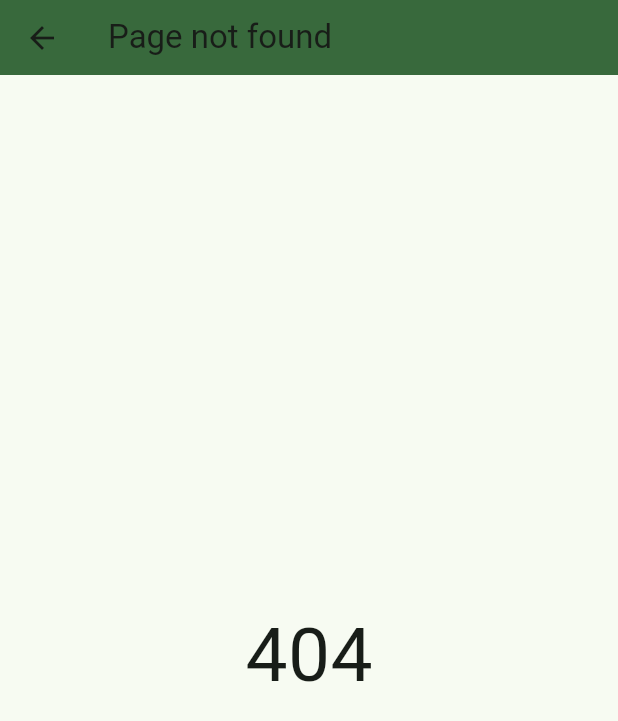
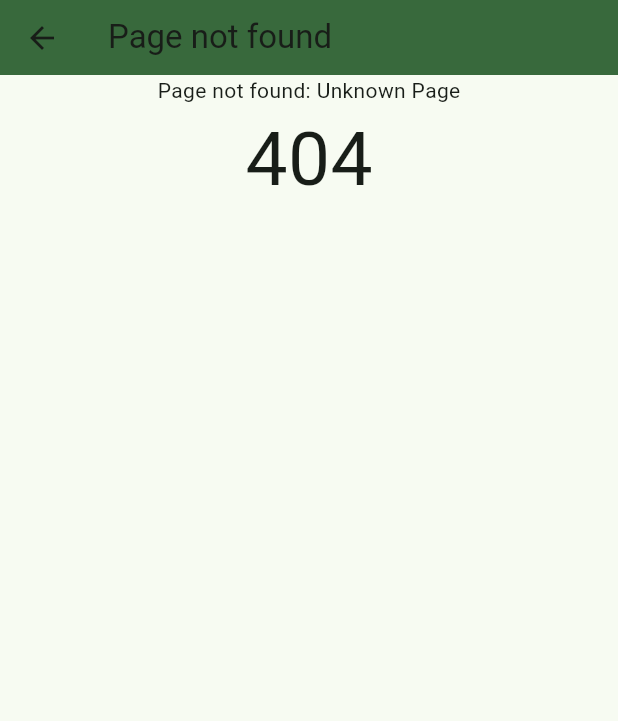
Before and after one commit to DueroBone/my_first_flutter_app, a Flutter app: the UnknownPage screen opened directly, on a phone screen of 412 x 824 dp. Shown: the top 721 px of the screen. Run offline on Flutter 3.47's test engine with Material 3 defaults, Android fonts, the phone set to English and light mode, and no system bars.

```diff
--- a/lib/Pages/home.dart
+++ b/lib/Pages/home.dart
@@ -1,5 +1,4 @@
 import 'package:flutter/material.dart';
-import 'package:my_first_flutter_app/Pages/UnknownPage.dart';
 import 'package:my_first_flutter_app/main_page_switcher.dart';
 
 class MyHomePage extends StatefulWidget {
@@ -41,7 +40,7 @@ class _MyHomePageState extends State<MyHomePage> {
           IconButton(
             icon: const Icon(Icons.settings),
             onPressed: () {
-              Navigator.push(context, MaterialPageRoute(builder: (context) => const UnknownPage()));
+              Navigator.pushNamed(context, '/settings');
             },
           ),
         ],
--- a/lib/Pages/page2.dart
+++ b/lib/Pages/page2.dart
@@ -1,9 +1,11 @@
 import 'package:flutter/material.dart';
+import 'package:my_first_flutter_app/main_page_switcher.dart';
 
 class Page2 extends StatelessWidget {
   @override
   Widget build(BuildContext context) {
     return Scaffold(
+      drawer: hamburger(context),
       appBar: AppBar(
         title: Text('Page 2'),
       ),
--- a/lib/Pages/UnknownPage.dart
+++ b/lib/Pages/unknown_page.dart
@@ -1,11 +1,11 @@
 import 'package:flutter/material.dart';
-import 'package:my_first_flutter_app/main_page_switcher.dart';
 
 class UnknownPage extends StatefulWidget {
+  final String title;
   const UnknownPage({
     super.key,
-  });
-
+    String? name,
+  }) : title = name ?? 'Unknown Page';
   @override
   State<UnknownPage> createState() => _unknown_page();
 }
@@ -19,10 +19,15 @@ class _unknown_page extends State<UnknownPage> {
         title: const Text('Page not found'),
         backgroundColor: Theme.of(context).colorScheme.primary,
       ),
-      body: const Center(
-        child: Text(
-          '404',
-          style: TextStyle(fontSize: 50),
+      body: Center(
+        child: Column(
+          children: [
+            Text('Page not found: ${widget.title}'),
+            const Text(
+              '404',
+              style: TextStyle(fontSize: 50),
+            ),
+          ],
         ),
       ),
     );
--- a/lib/bleexample.dart
+++ b/lib/bleexample.dart
@@ -1,3 +1,4 @@
+/*
 import 'package:flutter/material.dart';
 import 'package:flutter_blue/flutter_blue.dart';
 
@@ -131,3 +132,4 @@ class _MyBLE extends State<MyBLE> {
     }
   }
 }
+*/
```
Also changed, not shown: lib/main.dart (+12 -2 lines), lib/main_page_switcher.dart (+7 -14 lines).
